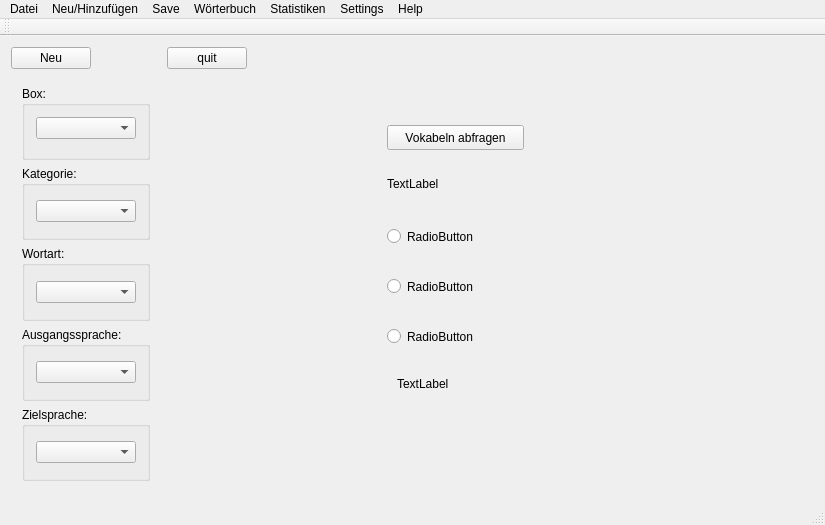
Before: the Qt Designer form Vokabeltrainer/mainwindow.ui in rschiri/Vokabeltrainer, drawn with Qt 5.
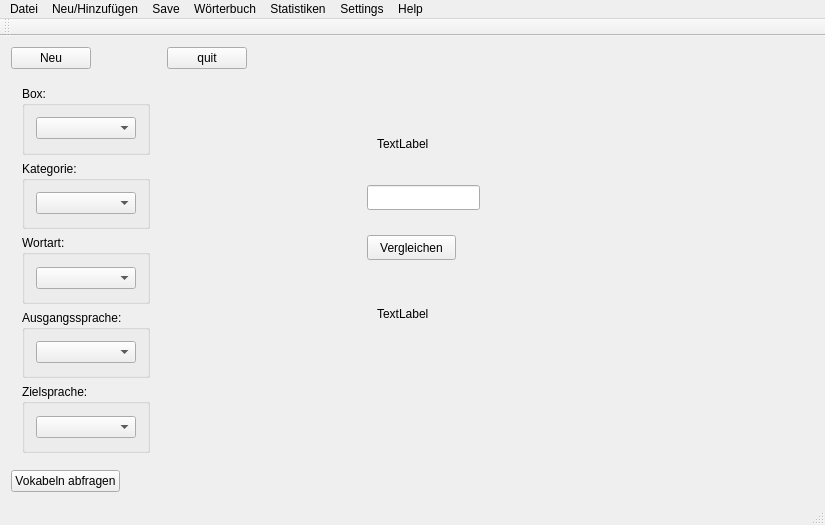
After: the same form once the commit is applied.

The edit to the form file:
```diff
--- a/Vokabeltrainer/mainwindow.ui
+++ b/Vokabeltrainer/mainwindow.ui
@@ -127,8 +127,8 @@
       <widget class="QLabel" name="labelQuiz">
        <property name="geometry">
         <rect>
-         <x>220</x>
-         <y>100</y>
+         <x>210</x>
+         <y>60</y>
          <width>67</width>
          <height>17</height>
         </rect>
@@ -140,8 +140,8 @@
       <widget class="QLabel" name="labelResult">
        <property name="geometry">
         <rect>
-         <x>230</x>
-         <y>300</y>
+         <x>210</x>
+         <y>230</y>
          <width>67</width>
          <height>17</height>
         </rect>
@@ -150,60 +150,38 @@
         <string>TextLabel</string>
        </property>
       </widget>
-      <widget class="QRadioButton" name="vocableOption1">
+      <widget class="QLineEdit" name="editAnswer">
        <property name="geometry">
         <rect>
-         <x>220</x>
-         <y>150</y>
-         <width>112</width>
-         <height>23</height>
+         <x>200</x>
+         <y>110</y>
+         <width>113</width>
+         <height>25</height>
         </rect>
        </property>
-       <property name="text">
-        <string>RadioButton</string>
-       </property>
       </widget>
-      <widget class="QRadioButton" name="vocableOption2">
+      <widget class="QPushButton" name="buttonCompare">
        <property name="geometry">
         <rect>
-         <x>220</x>
-         <y>200</y>
-         <width>112</width>
-         <height>23</height>
-        </rect>
-       </property>
-       <property name="text">
-        <string>RadioButton</string>
-       </property>
-      </widget>
-      <widget class="QRadioButton" name="vocableOption3">
-       <property name="geometry">
-        <rect>
-         <x>220</x>
-         <y>250</y>
-         <width>112</width>
-         <height>23</height>
-        </rect>
-       </property>
-       <property name="text">
-        <string>RadioButton</string>
-       </property>
-      </widget>
-      <widget class="QPushButton" name="buttonTestVocabulary">
-       <property name="geometry">
-        <rect>
-         <x>220</x>
-         <y>50</y>
-         <width>137</width>
+         <x>200</x>
+         <y>160</y>
+         <width>89</width>
          <height>25</height>
         </rect>
        </property>
        <property name="text">
-        <string>Vokabeln abfragen</string>
+        <string>Vergleichen</string>
        </property>
       </widget>
      </widget>
     </item>
+    <item row="2" column="0">
+     <widget class="QPushButton" name="buttonTestVocabulary">
+      <property name="text">
+       <string>Vokabeln abfragen</string>
+      </property>
+     </widget>
+    </item>
    </layout>
   </widget>
   <widget class="QMenuBar" name="menuBar">
```
